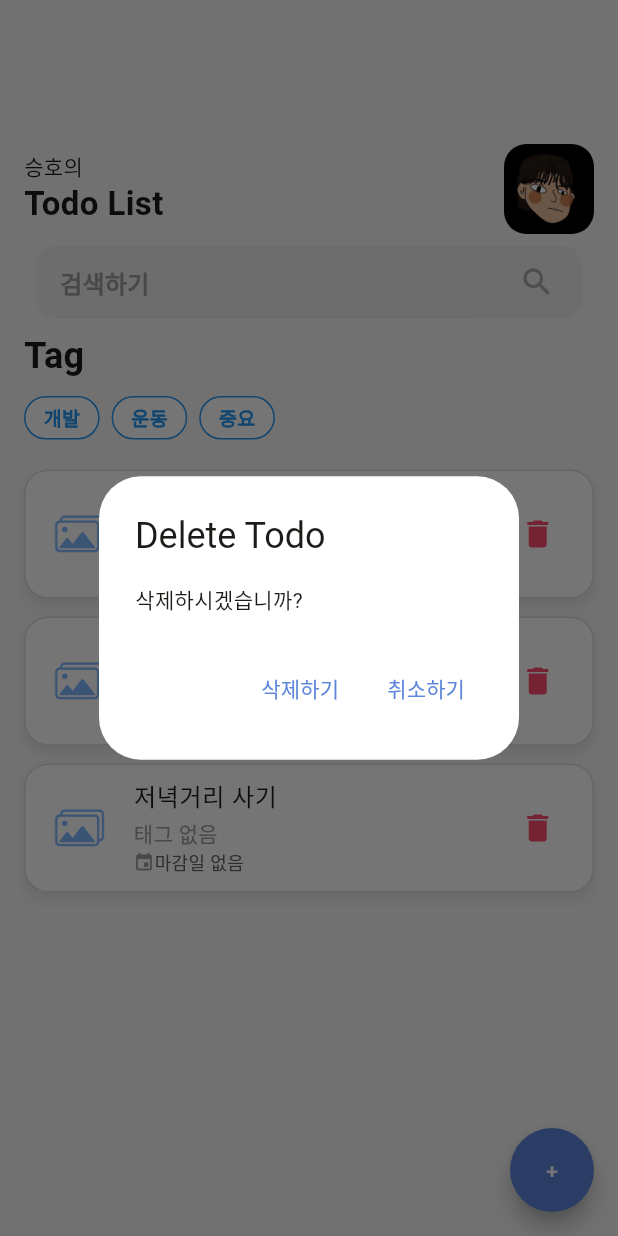
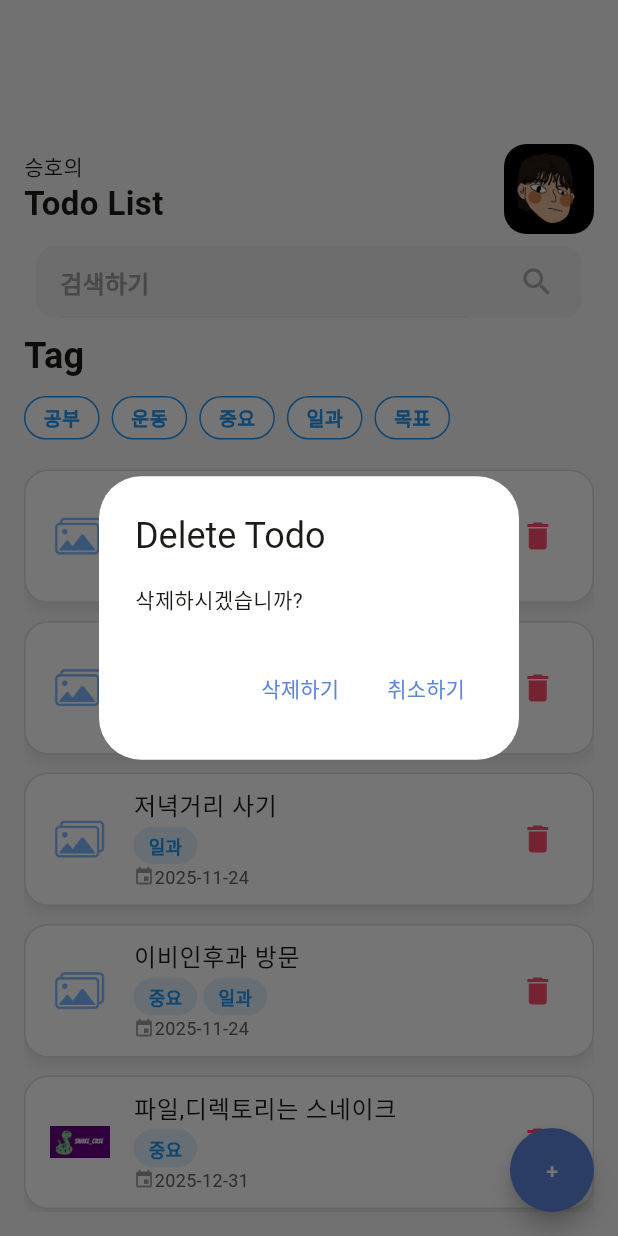
Before and after one commit to LifeIsOne/flutter-todo-app, a Flutter app: the screen it shows after launch, after a tap on the "delete" icon, on a phone screen of 412 x 824 dp. Run offline on Flutter 3.47's test engine with Material 3 defaults, Android fonts, the phone set to English and light mode, and no system bars; our stand-ins replace drift, drift_sqflite, flutter_riverpod, image_picker, shared_preferences; accounts and stored records are empty; generated files the repository leaves out were written again.

Commit message:
[FEAT, REFACTOR] 사용자 테이블 추가, 테이블 이름 변경

```diff
--- a/lib/_core/db/app_database.dart
+++ b/lib/_core/db/app_database.dart
@@ -3,67 +3,115 @@ import 'package:drift_sqflite/drift_sqflite.dart';
 import 'package:path/path.dart' as p;
 import 'package:path_provider/path_provider.dart';
 import 'package:todo_app/_core/db/daos/todo_dao.dart';
+import 'package:todo_app/_core/db/daos/user_dao.dart';
 import 'package:todo_app/_core/db/tables/tag_tables.dart';
 import 'package:todo_app/_core/db/tables/todo_tables.dart';
 import 'package:todo_app/_core/db/tables/todo_tag_tables.dart';
+import 'package:todo_app/_core/db/tables/user_tables.dart';
 
 import 'daos/tag_dao.dart';
 
 part 'app_database.g.dart';
 
-@DriftDatabase(tables: [Todo, Tags, TodoTags], daos: [TodoDao, TagDao])
+@DriftDatabase(
+  tables: [Todos, Tags, TodoTags, Users],
+  daos: [TodoDao, TagDao, UserDao],
+)
 class AppDatabase extends _$AppDatabase {
   AppDatabase() : super(_openConnection());
 
   @override
-  int get schemaVersion => 1;
+  int get schemaVersion => 2;
 
   @override
   MigrationStrategy get migration => MigrationStrategy(
     beforeOpen: (details) async {
       if (details.wasCreated) {
-        final devId = await into(tags).insert(TagsCompanion.insert(name: '개발'));
-        final workoutId = await into(
+        final tag1Id = await into(
+          tags,
+        ).insert(TagsCompanion.insert(name: '공부'));
+        final tag2Id = await into(
           tags,
         ).insert(TagsCompanion.insert(name: '운동'));
-        final importantId = await into(
+        final tag3Id = await into(
           tags,
         ).insert(TagsCompanion.insert(name: '중요'));
+        final tag4Id = await into(
+          tags,
+        ).insert(TagsCompanion.insert(name: '일과'));
+        final tag5Id = await into(
+          tags,
+        ).insert(TagsCompanion.insert(name: '목표'));
 
-        final todo1Id = await into(todo).insert(
-          TodoCompanion.insert(
-            title: '추상화 인터페이스 공부',
+        final todo1Id = await into(todos).insert(
+          TodosCompanion.insert(
+            title: '추상화 인터페이스 비교하기',
+            tags: Value(['공부']),
+            dueDate: Value(DateTime.now()),
             createAt: Value(DateTime.now()),
             updateAt: Value(DateTime.now()),
           ),
         );
 
-        final todo2Id = await into(todo).insert(
-          TodoCompanion.insert(
+        final todo2Id = await into(todos).insert(
+          TodosCompanion.insert(
             title: '뜀 걸음 40분 이상',
+            tags: Value(['운동', '일과']),
+            dueDate: Value(DateTime.now()),
             createAt: Value(DateTime.now()),
             updateAt: Value(DateTime.now()),
           ),
         );
 
-        final todo3Id = await into(todo).insert(
-          TodoCompanion.insert(
+        final todo3Id = await into(todos).insert(
+          TodosCompanion.insert(
             title: '저녁거리 사기',
+            tags: Value(['일과']),
+            dueDate: Value(DateTime.now()),
             createAt: Value(DateTime.now()),
             updateAt: Value(DateTime.now()),
           ),
         );
 
-        await into(
-          todoTags,
-        ).insert(TodoTagsCompanion.insert(todoId: todo1Id, tagId: devId));
-        await into(
-          todoTags,
-        ).insert(TodoTagsCompanion.insert(todoId: todo1Id, tagId: importantId));
-
-        await into(
-          todoTags,
-        ).insert(TodoTagsCompanion.insert(todoId: todo2Id, tagId: workoutId));
+        final todo4Id = await into(todos).insert(
+          TodosCompanion.insert(
+            title: '이비인후과 방문',
+            tags: Value(['중요', '일과']),
+            dueDate: Value(DateTime.now()),
+            createAt: Value(DateTime.now()),
+            updateAt: Value(DateTime.now()),
+          ),
+        );
+        final todo5Id = await into(todos).insert(
+          TodosCompanion.insert(
+            title: '파일,디렉토리는 스네이크',
+            todoImg: Value('assets/images/todo/snake_case.png'),
+            tags: Value(['중요']),
+            dueDate: Value(DateTime(2025, 12, 31)),
+            createAt: Value(DateTime.now()),
+            updateAt: Value(DateTime.now()),
+          ),
+        );
+        final todo6Id = await into(todos).insert(
+          TodosCompanion.insert(
+            title: '함수, 변수는 카멜',
+            todoImg: Value('assets/images/todo/camel_case.png'),
+            tags: Value(['중요']),
+            dueDate: Value(DateTime(2025, 12, 31)),
+            createAt: Value(DateTime.now()),
+            updateAt: Value(DateTime.now()),
+          ),
+        );
+        final todo7Id = await into(todos).insert(
+          TodosCompanion.insert(
+            title: '클래스는 파스칼',
+            todoImg: Value('assets/images/todo/pascal.png'),
+            tags: Value(['중요']),
+            dueDate: Value(DateTime(2025, 12, 31)),
+            createAt: Value(DateTime.now()),
+            updateAt: Value(DateTime.now()),
+          ),
+        );
       }
     },
   );
--- a/lib/_core/db/tables/todo_tables.dart
+++ b/lib/_core/db/tables/todo_tables.dart
@@ -2,7 +2,7 @@ import 'dart:convert';
 
 import 'package:drift/drift.dart';
 
-class Todo extends Table {
+class Todos extends Table {
   IntColumn get id => integer().autoIncrement()();
 
   TextColumn get title => text()();
--- a/lib/_core/db/tables/todo_tag_tables.dart
+++ b/lib/_core/db/tables/todo_tag_tables.dart
@@ -3,7 +3,7 @@ import 'package:todo_app/_core/db/tables/tag_tables.dart';
 import 'package:todo_app/_core/db/tables/todo_tables.dart';
 
 class TodoTags extends Table {
-  IntColumn get todoId => integer().references(Todo, #id)();
+  IntColumn get todoId => integer().references(Todos, #id)();
 
   IntColumn get tagId => integer().references(Tags, #id)();
 
--- a/lib/screens/todo_create_screen.dart
+++ b/lib/screens/todo_create_screen.dart
@@ -162,7 +162,7 @@ class _TodoCreateScreenState extends ConsumerState<TodoCreateScreen> {
       );
     }
 
-    final newTodo = TodoCompanion(
+    final newTodo = TodosCompanion(
       title: Value(titleController.text),
       todoImg: Value(imgFile?.path),
       tags: Value(selectedTags),
--- a/lib/screens/todo_edit_screen.dart
+++ b/lib/screens/todo_edit_screen.dart
@@ -91,7 +91,7 @@ class _TodoEditScreenState extends ConsumerState<TodoEditScreen> {
       );
     }
 
-    final updateTodo = TodoCompanion(
+    final updateTodo = TodosCompanion(
       id: Value(widget.todoId),
       title: Value(titleController.text),
       todoImg: Value(imgFile?.path),
--- a/lib/screens/todo_list_screen.dart
+++ b/lib/screens/todo_list_screen.dart
@@ -76,7 +76,7 @@ class TodoListScreen extends ConsumerWidget {
     );
   }
 
-  void _showDeleteDialog(BuildContext context, WidgetRef ref, TodoData todo) {
+  void _showDeleteDialog(BuildContext context, WidgetRef ref, Todo todo) {
     showDialog(
       context: context,
       builder: (BuildContext context) {
--- a/lib/widgets/todo_list.dart
+++ b/lib/widgets/todo_list.dart
@@ -5,8 +5,8 @@ import 'package:todo_app/_core/db/app_database.dart';
 import 'package:todo_app/screens/todo_detail_screen.dart';
 
 class TodoList extends StatelessWidget {
-  final List<TodoData> todos;
-  final Function(TodoData todo) onTodoDeleted;
+  final List<Todo> todos;
+  final Function(Todo todo) onTodoDeleted;
 
   const TodoList({super.key, required this.todos, required this.onTodoDeleted});
 
@@ -41,6 +41,8 @@ class TodoList extends StatelessWidget {
                     width: 40,
                     height: 40,
                   )
+                : todo.todoImg!.startsWith('assets/')
+                ? Image.asset(todo.todoImg!, width: 40, height: 40)
                 : Image.file(File(todo.todoImg!), width: 40, height: 40),
 
             title: Text(todo.title),
```
Also changed, not shown: lib/_core/db/daos/tag_dao.dart (+6 -6 lines), lib/_core/db/daos/todo_dao.dart (+15 -15 lines), lib/_core/db/daos/user_dao.dart (added, +31 -0 lines), lib/_core/db/tables/user_tables.dart (added, +15 -0 lines), lib/providers/todo_provider.dart (+26 -36 lines), lib/screens/user_reg_screen.dart (+40 -6 lines), lib/widgets/app_bottom_nav.dart (deleted, +0 -35 lines), assets/images/todo/camel_case.png (added), assets/images/todo/pascal.png (added), assets/images/todo/snake_case.png (added), lib/_core/db/app_database.g.dart, lib/_core/db/daos/tag_dao.g.dart, lib/_core/db/daos/todo_dao.g.dart, lib/_core/db/daos/user_dao.g.dart (added).
